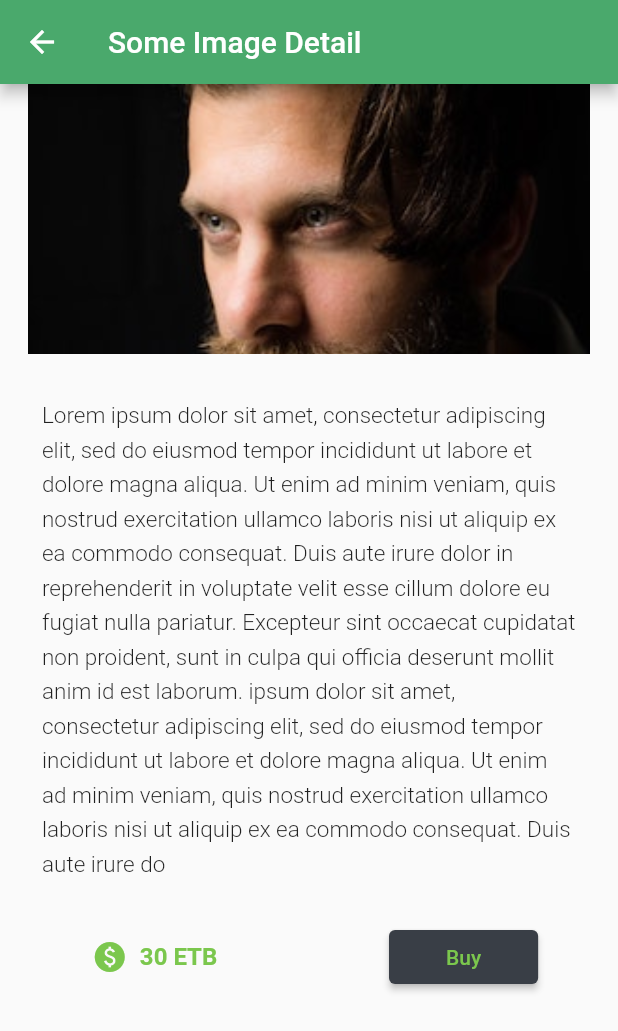
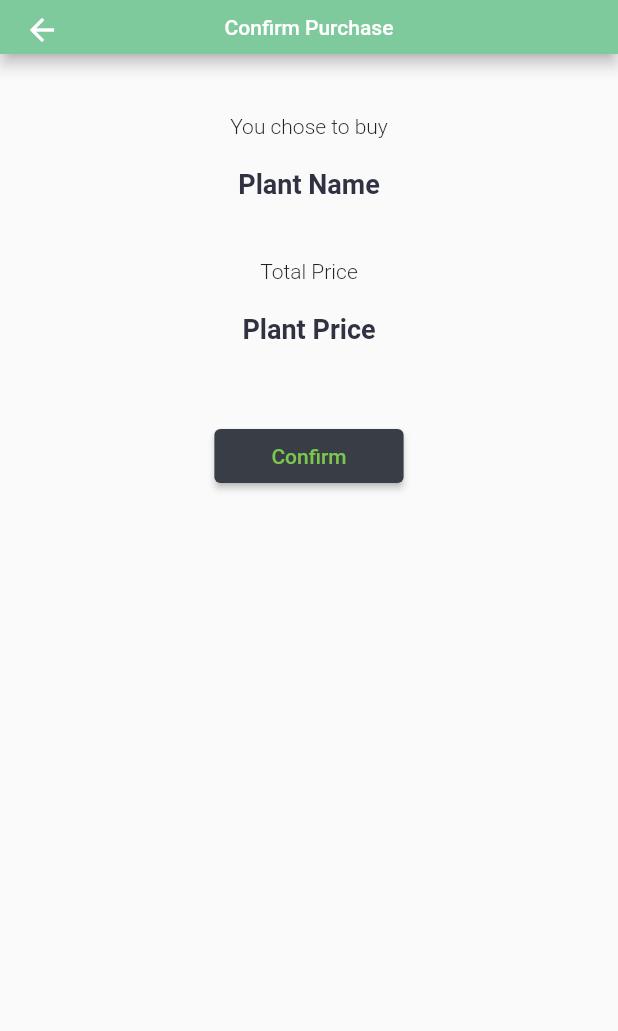
Before and after one commit to simreteabmekbib/flutter_app, a Flutter app: the Detail screen opened directly, after a tap on "Buy", on a phone screen of 412 x 824 dp. Shown: the top 1031 px of the screen. Run offline on Flutter 3.47's test engine with Material 2 defaults, Android fonts, the phone set to English and light mode, and no system bars; our stand-ins replace google_fonts.

Commit message:
Add purchase confirmation page

```diff
--- /dev/null
+++ b/lib/dafaults/buy_confirm.dart
@@ -0,0 +1,80 @@
+import 'package:flutter/material.dart';
+
+class BuyConfirm extends StatelessWidget {
+  const BuyConfirm({ Key? key }) : super(key: key);
+
+  @override
+  Widget build(BuildContext context) {
+    return Scaffold(
+      appBar: AppBar(
+        centerTitle: true,
+        toolbarHeight: 36,
+        title: Text(
+          'Confirm Purchase',
+          style: TextStyle(
+            fontSize: 14,
+          ),
+        ),
+        backgroundColor: Color(0xff7ECA9C),
+      ),
+      body: Center(
+        child: Padding(
+          padding: const EdgeInsets.symmetric(vertical: 40),
+          child: Column(
+            children: [
+              Text(
+                'You chose to buy',
+                style: TextStyle(
+                  fontSize: 14,
+                  fontWeight: FontWeight.w300,
+                ),
+              ),
+              SizedBox(height: 20,),
+              Text(
+                'Plant Name',
+                style: TextStyle(
+                  color: Color(0xff303242),
+                  fontSize: 18,
+                  fontWeight: FontWeight.bold,
+                ),
+              ),
+              SizedBox(height: 40,),
+              Text(
+                'Total Price',
+                style: TextStyle(
+                  fontSize: 14,
+                  fontWeight: FontWeight.w300,
+                ),
+              ),
+              SizedBox(height: 20,),
+              Text(
+                'Plant Price',
+                style: TextStyle(
+                  color: Color(0xff303242),
+                  fontSize: 18,
+                  fontWeight: FontWeight.bold,
+                ),
+              ),
+              SizedBox(height: 50,),
+              ElevatedButton(
+                style: ElevatedButton.styleFrom(
+                  primary: Color(0xff393E46),
+                  onPrimary: Color(0xff7BC74D),
+                ),
+                onPressed: () {
+
+                },
+                child: Padding(
+                  padding: const EdgeInsets.symmetric(horizontal: 22.0),
+                  child: Text(
+                    'Confirm',
+                  ),
+                ),
+              ),
+            ],
+          ),
+        ),
+      ),
+    );
+  }
+}
--- a/lib/dafaults/detail.dart
+++ b/lib/dafaults/detail.dart
@@ -1,3 +1,4 @@
+import 'package:blue_moon_flatter/dafaults/buy_confirm.dart';
 import 'package:flutter/material.dart';
 
 class Detail extends StatelessWidget {
@@ -59,7 +60,12 @@ class Detail extends StatelessWidget {
                             primary: Color(0xff393E46),
                             onPrimary: Color(0xff7BC74D),
                           ),
-                          onPressed: () {},
+                          onPressed: () {
+                            Navigator.push(
+                              context,
+                              MaterialPageRoute(builder: (context) => BuyConfirm()),
+                            );
+                          },
                           child: Padding(
                             padding: const EdgeInsets.symmetric(horizontal: 22.0),
                             child: Text(
```
